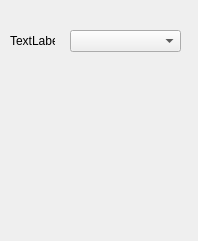
Before: the Qt Designer form settingswindow.ui in CopyPlusPlus/CopyPlusPlus-Qt, drawn with Qt 5.
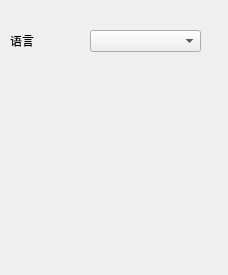
After: the same form once the commit is applied.

Diff of the .ui file:
```diff
--- a/settingswindow.ui
+++ b/settingswindow.ui
@@ -6,8 +6,8 @@
    <rect>
     <x>0</x>
     <y>0</y>
-    <width>198</width>
-    <height>241</height>
+    <width>228</width>
+    <height>275</height>
    </rect>
   </property>
   <property name="windowTitle">
@@ -19,18 +19,18 @@
      <rect>
       <x>10</x>
       <y>30</y>
-      <width>45</width>
+      <width>71</width>
       <height>21</height>
      </rect>
     </property>
     <property name="text">
-     <string>TextLabel</string>
+     <string notr="true">语言</string>
     </property>
    </widget>
    <widget class="QComboBox" name="languageList">
     <property name="geometry">
      <rect>
-      <x>70</x>
+      <x>90</x>
       <y>30</y>
       <width>111</width>
       <height>22</height>
```
Left out of the diff: 2 changed lines with no effect on the pictures.
